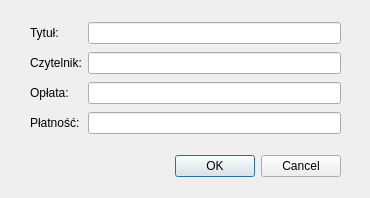
Old version of the form dialogfinishrent.ui in the repository Robert1423/QTLibrary.
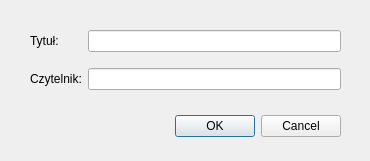
New version of the form.

Diff of the .ui file:
```diff
--- a/dialogfinishrent.ui
+++ b/dialogfinishrent.ui
@@ -7,7 +7,7 @@
     <x>0</x>
     <y>0</y>
     <width>370</width>
-    <height>198</height>
+    <height>161</height>
    </rect>
   </property>
   <property name="windowTitle">
@@ -17,7 +17,7 @@
    <property name="geometry">
     <rect>
      <x>40</x>
-     <y>150</y>
+     <y>110</y>
      <width>301</width>
      <height>32</height>
     </rect>
@@ -35,7 +35,7 @@
      <x>30</x>
      <y>20</y>
      <width>311</width>
-     <height>116</height>
+     <height>81</height>
     </rect>
    </property>
    <layout class="QGridLayout" name="gridLayout">
@@ -46,8 +46,8 @@
       </property>
      </widget>
     </item>
-    <item row="0" column="1">
-     <widget class="QLineEdit" name="Title"/>
+    <item row="1" column="1">
+     <widget class="QLineEdit" name="Reader"/>
     </item>
     <item row="1" column="0">
      <widget class="QLabel" name="label_2">
@@ -56,32 +56,8 @@
       </property>
      </widget>
     </item>
-    <item row="1" column="1">
-     <widget class="QLineEdit" name="Reader"/>
-    </item>
-    <item row="2" column="0">
-     <widget class="QLabel" name="label_3">
-      <property name="text">
-       <string>Opłata:</string>
-      </property>
-     </widget>
-    </item>
-    <item row="2" column="1">
-     <widget class="QLineEdit" name="Due">
-      <property name="readOnly">
-       <bool>true</bool>
-      </property>
-     </widget>
-    </item>
-    <item row="3" column="0">
-     <widget class="QLabel" name="label_4">
-      <property name="text">
-       <string>Płatność:</string>
-      </property>
-     </widget>
-    </item>
-    <item row="3" column="1">
-     <widget class="QLineEdit" name="Payment"/>
+    <item row="0" column="1">
+     <widget class="QLineEdit" name="Title"/>
     </item>
    </layout>
   </widget>
```
